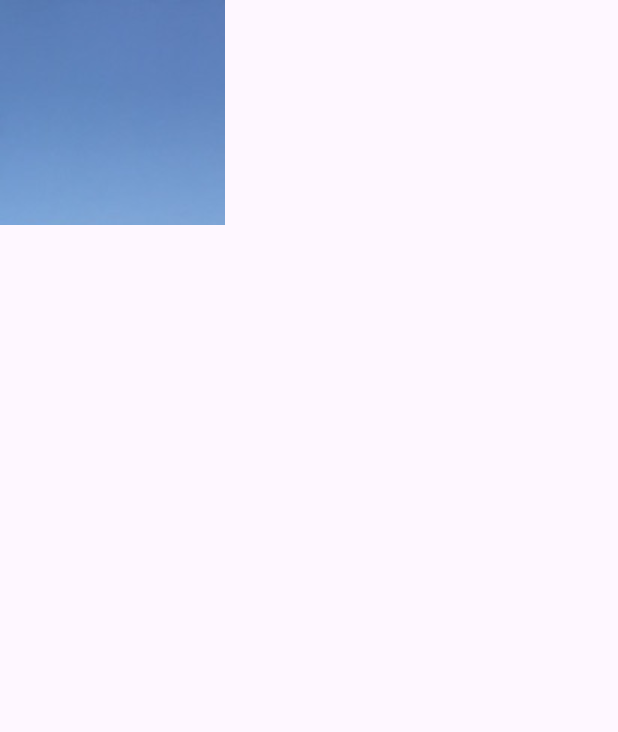
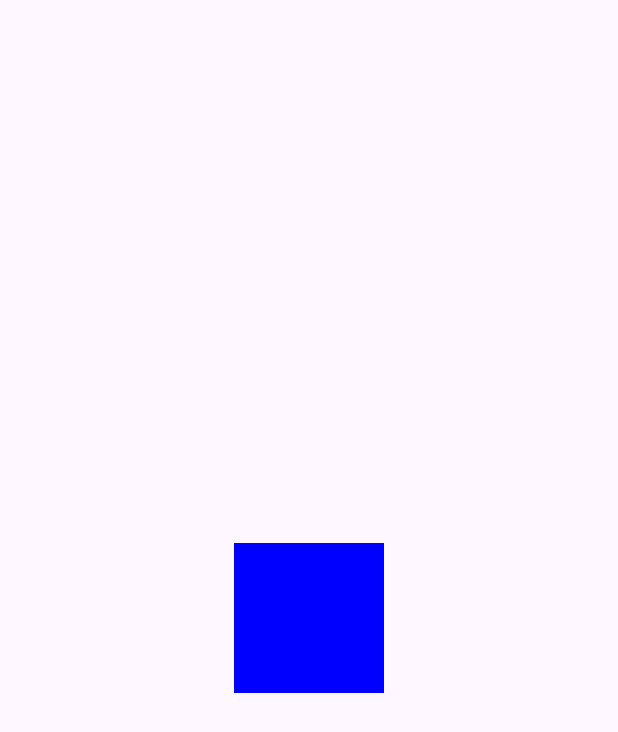
Before and after one commit to ZolotkoVal/GestureDemo, an Android app built with Jetpack Compose: the screen it shows after launch (MainActivity), on a phone screen of 412 x 824 dp. Shown: the top 732 px of the screen. Run offline under Robolectric (Android 15) with nearby library versions, the phone set to English and light mode, and no system bars.

Commit message:
Масштабирование жестом двумя пальцами

```diff
--- a/app/src/main/java/com/example/gesturedemo/Gestures.kt
+++ b/app/src/main/java/com/example/gesturedemo/Gestures.kt
@@ -33,6 +33,21 @@ import androidx.compose.foundation.rememberScrollState
 import androidx.compose.ui.graphics.ImageBitmap
 import androidx.compose.ui.res.imageResource
 import androidx.compose.ui.geometry.Offset
+import androidx.compose.foundation.gestures.rememberTransformableState
+import androidx.compose.foundation.gestures.transformable
+import androidx.compose.ui.graphics.graphicsLayer
+
+@Composable
+fun MultiTouchDemo(modifier: Modifier = Modifier) {
+ var scale by remember { mutableStateOf(1f) }
+ val state = rememberTransformableState { scaleChange, _, _ ->
+  scale *= scaleChange
+ }
+ Box(contentAlignment = Alignment.Center, modifier = modifier.fillMaxSize()) {
+  Box(Modifier.graphicsLayer(scaleX = scale, scaleY = scale)
+   .transformable(state).background(Color.Blue).size(100.dp))
+ }
+}
 
 @Composable
 fun ScrollModifiers(modifier: Modifier = Modifier) {
--- a/app/src/main/java/com/example/gesturedemo/MainActivity.kt
+++ b/app/src/main/java/com/example/gesturedemo/MainActivity.kt
@@ -19,7 +19,7 @@ class MainActivity : ComponentActivity() {
 
 @Composable
 fun MainScreen(modifier: Modifier = Modifier) {
- ScrollModifiers(modifier)
+ MultiTouchDemo(modifier)
 }
 
 @Preview(showBackground = true)
```
Also changed, not shown: 1 other file.
